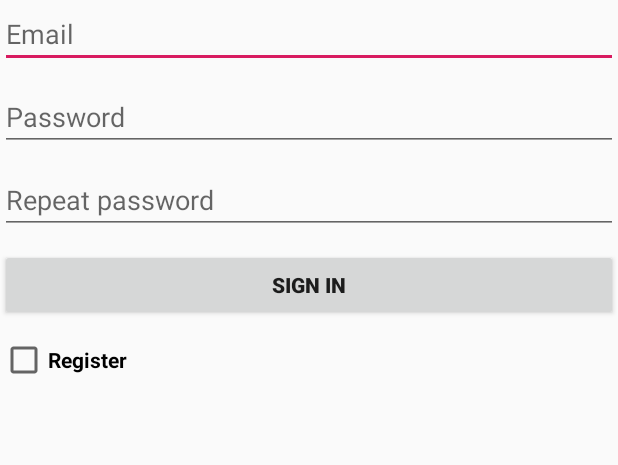
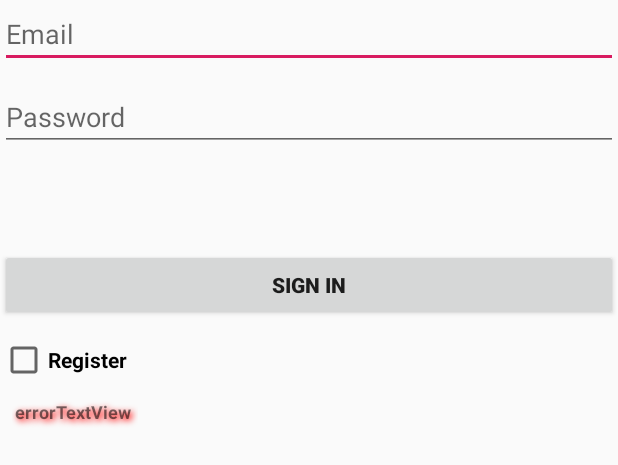
Before and after one commit to IvanKavaliou/easyexchangemobile, an Android app: the layout activity_login.xml on its own in the app's theme, with its tools: preview values and no code run, on a phone screen of 412 x 824 dp. Shown: the top 465 px of the screen. Run offline under Robolectric (Android 15) with nearby library versions, the phone set to English and light mode, and no system bars; network calls fail.

Commit message:
Add json request login

```diff
--- a/app/src/main/AndroidManifest.xml
+++ b/app/src/main/AndroidManifest.xml
@@ -17,5 +17,5 @@
             </intent-filter>
         </activity>
     </application>
-
+    <uses-permission android:name="android.permission.INTERNET" />
 </manifest>
--- a/app/src/main/res/layout/activity_login.xml
+++ b/app/src/main/res/layout/activity_login.xml
@@ -31,6 +31,7 @@
         android:layout_height="wrap_content"
         android:layout_marginTop="10dp"
         android:hint="@string/password_repeat"
+        android:visibility="invisible"
         android:ems="10"
         android:inputType="textPassword" />
 
@@ -41,6 +42,7 @@
         android:layout_marginTop="10dp"
         android:textStyle="bold"
         android:text="@string/sign_in" />
+
     <CheckBox
         android:id="@+id/checkRegister"
         android:layout_width="wrap_content"
@@ -49,5 +51,18 @@
         android:textStyle="bold"
         android:text="@string/register"/>
 
+    <TextView
+        android:id="@+id/errorTextView"
+        android:layout_width="wrap_content"
+        android:layout_height="wrap_content"
+        android:padding="10dp"
+        android:text="errorTextView"
+        android:textSize="12sp"
+        android:textStyle="bold"
+        android:shadowColor="#ff0000"
+        android:shadowDx="2"
+        android:shadowDy="2"
+        android:shadowRadius="5"/>
+
 
 </LinearLayout>
--- a/app/src/main/res/values/strings.xml
+++ b/app/src/main/res/values/strings.xml
@@ -1,6 +1,7 @@
 <resources>
     <string name="app_name">Easy Exchange Mobile</string>
     <string name="sign_in">Sign in</string>
+    <string name="sign_up">Sign up</string>
     <string name="register">Register</string>
     <string name="email">Email</string>
     <string name="password">Password</string>
```
Also changed, not shown: app/build.gradle (+13 -1 lines), app/src/main/java/kavaliou/ivan/net/easyexchangemobile/LoginActivity.java (+116 -0 lines), app/src/main/java/kavaliou/ivan/net/easyexchangemobile/model/User.java (added, +14 -0 lines).
